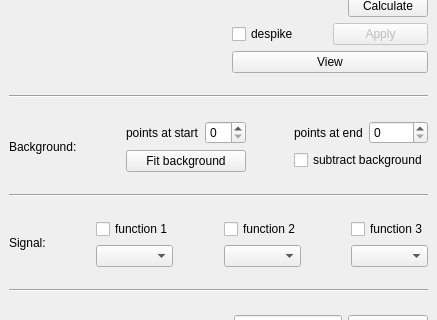
Before: the Qt Designer form gui/iint-gui.ui in syncope/adapt, drawn with Qt 5; both pictures show x 0 to 437 and y 253 to 573 of the 437 by 774 pixel window.
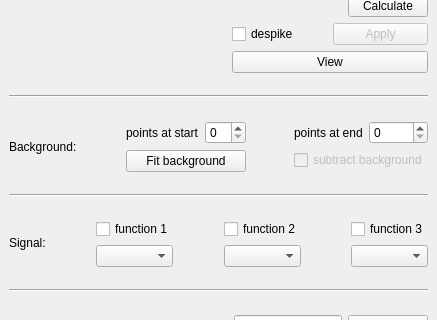
After: the same form once the commit is applied.

Commit message: + added background point calculation + added background subtraction

Diff of the .ui file:
```diff
--- a/gui/iint-gui.ui
+++ b/gui/iint-gui.ui
@@ -891,6 +891,9 @@
           </item>
           <item>
            <widget class="QCheckBox" name="subtractBkgCheckBox">
+            <property name="enabled">
+             <bool>false</bool>
+            </property>
             <property name="text">
              <string>subtract background</string>
             </property>
```
The commit also changes 1 other file.
